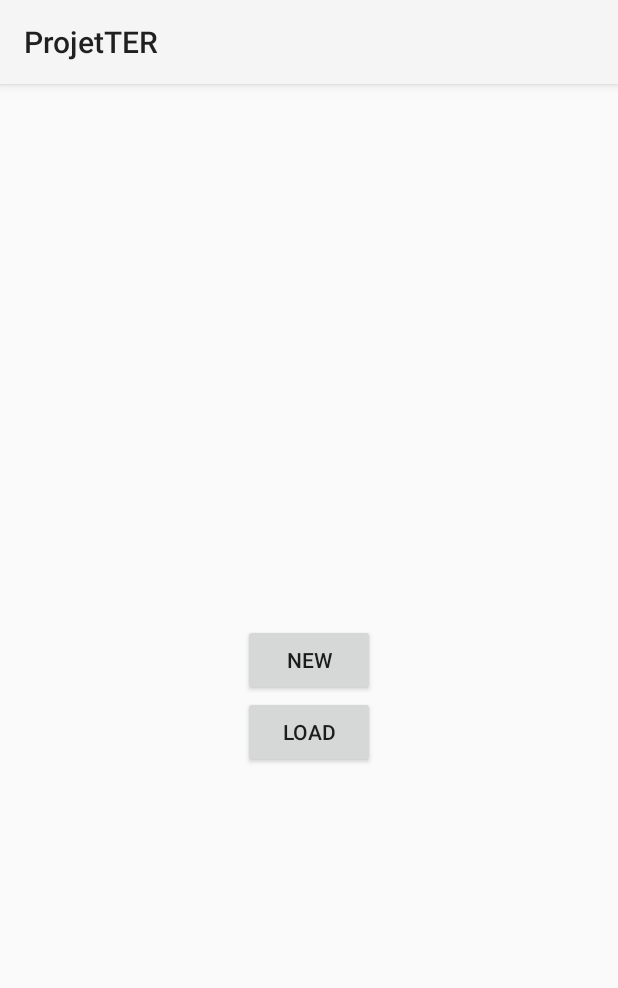
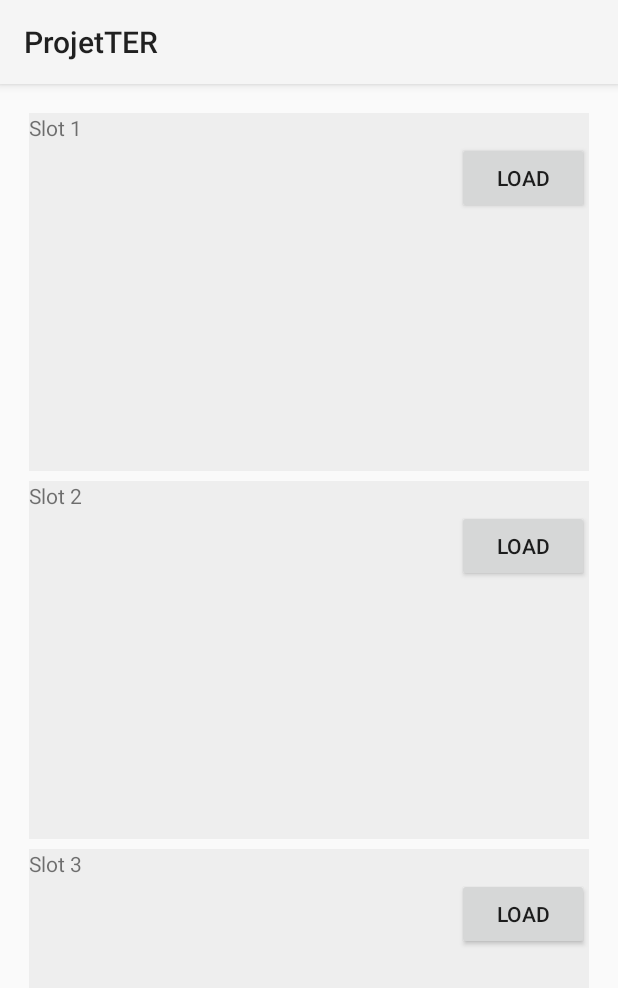
Before and after one commit to alistarle/projet-TER-M1-1, an Android app: the screen it shows after launch (MenuActivity before the commit, LoadActivity after it), after a tap on "LOAD", on a phone screen of 412 x 824 dp. Shown: the top 988 px of the screen. Run offline under Robolectric (Android 15) with nearby library versions, the phone set to English and light mode, and no system bars.

Commit message:
ui + save load beta

```diff
--- a/Android/app/build.gradle
+++ b/Android/app/build.gradle
@@ -23,4 +23,5 @@ android {
 dependencies {
     compile fileTree(include: ['*.jar'], dir: 'libs')
     compile 'com.android.support:appcompat-v7:23.0.1'
+    compile 'com.google.android.gms:play-services-appindexing:8.1.0'
 }
--- /dev/null
+++ b/Android/app/src/main/java/com/example/vladimirkarassouloff/projetter/ui/LoadActivity.java
@@ -0,0 +1,15 @@
+package com.example.vladimirkarassouloff.projetter.ui;
+
+import android.support.v7.app.AppCompatActivity;
+import android.os.Bundle;
+
+import com.example.vladimirkarassouloff.projetter.R;
+
+public class LoadActivity extends AppCompatActivity {
+
+    @Override
+    protected void onCreate(Bundle savedInstanceState) {
+        super.onCreate(savedInstanceState);
+        setContentView(R.layout.activity_load);
+    }
+}
--- a/Android/app/src/main/java/com/example/vladimirkarassouloff/projetter/ui/MenuActivity.java
+++ b/Android/app/src/main/java/com/example/vladimirkarassouloff/projetter/ui/MenuActivity.java
@@ -19,13 +19,13 @@ public class MenuActivity extends AppCompatActivity {
 
     public void newAlgo(View view) {
         Intent myIntent = new Intent(MenuActivity.this, AlgoActivity.class);
-        //myIntent.putExtra("key", value); //Optional parameters
         MenuActivity.this.startActivity(myIntent);
 
     }
 
 
     public void loadAlgo(View view) {
-        //Intent intent = new Intent(this, DisplayMessageActivity.class);
+        Intent myIntent = new Intent(MenuActivity.this, LoadActivity.class);
+        MenuActivity.this.startActivity(myIntent);
     }
 }
--- a/Android/app/src/main/java/com/example/vladimirkarassouloff/projetter/ui/myviews/AlgoView.java
+++ b/Android/app/src/main/java/com/example/vladimirkarassouloff/projetter/ui/myviews/AlgoView.java
@@ -321,4 +321,8 @@ public class AlgoView extends ScrollView {
         return algo;
     }
 
+    public LinearLayout getLl() {
+        return ll;
+    }
+
 }
--- /dev/null
+++ b/Android/app/src/main/res/layout/activity_load.xml
@@ -0,0 +1,73 @@
+<?xml version="1.0" encoding="utf-8"?>
+<LinearLayout xmlns:android="http://schemas.android.com/apk/res/android"
+    xmlns:tools="http://schemas.android.com/tools"
+    android:layout_width="match_parent"
+    android:layout_height="match_parent"
+    android:paddingBottom="@dimen/activity_vertical_margin"
+    android:paddingLeft="@dimen/activity_horizontal_margin"
+    android:paddingRight="@dimen/activity_horizontal_margin"
+    android:paddingTop="@dimen/activity_vertical_margin"
+    tools:context="com.example.vladimirkarassouloff.projetter.ui.LoadActivity"
+    android:orientation="vertical">
+
+    <LinearLayout
+        android:layout_width="match_parent"
+        android:layout_height="match_parent"
+        android:layout_weight="1"
+        android:background="#EEE"
+        android:layout_margin="3dp"
+        android:orientation="vertical"
+        >
+        <TextView
+            android:layout_width="wrap_content"
+            android:layout_height="wrap_content"
+            android:text="Slot 1"/>
+        <Button
+            android:layout_width="wrap_content"
+            android:layout_height="wrap_content"
+            android:text="load"
+            android:layout_gravity="right" />
+
+
+    </LinearLayout>
+    <LinearLayout
+        android:layout_width="match_parent"
+        android:layout_height="match_parent"
+        android:layout_weight="1"
+        android:background="#EEE"
+        android:layout_margin="3dp"
+        android:orientation="vertical"
+        >
+        <TextView
+            android:layout_width="wrap_content"
+            android:layout_height="wrap_content"
+            android:text="Slot 2"/>
+        <Button
+            android:layout_width="wrap_content"
+            android:layout_height="wrap_content"
+            android:text="load"
+            android:layout_gravity="right" />
+
+
+    </LinearLayout>
+    <LinearLayout
+        android:layout_width="match_parent"
+        android:layout_height="match_parent"
+        android:layout_weight="1"
+        android:background="#EEE"
+        android:layout_margin="3dp"
+        android:orientation="vertical"
+        >
+        <TextView
+            android:layout_width="wrap_content"
+            android:layout_height="wrap_content"
+            android:text="Slot 3"/>
+        <Button
+            android:layout_width="wrap_content"
+            android:layout_height="wrap_content"
+            android:text="load"
+            android:layout_gravity="right" />
+
+
+    </LinearLayout>
+</LinearLayout>
--- a/Android/app/src/main/res/layout/activity_menu.xml
+++ b/Android/app/src/main/res/layout/activity_menu.xml
@@ -8,6 +8,7 @@
     android:paddingRight="@dimen/activity_horizontal_margin"
     android:paddingTop="@dimen/activity_vertical_margin"
     tools:context="com.example.vladimirkarassouloff.projetter.ui.MenuActivity">
+
 
     <Button
         android:layout_width="wrap_content"
```
Also changed, not shown: Android/app/src/main/AndroidManifest.xml (+11 -7 lines), Android/app/src/main/java/com/example/vladimirkarassouloff/projetter/ui/AlgoActivity.java (+122 -46 lines), Android/app/src/main/res/layout/activity_algo.xml (+7 -5 lines), Android/app/src/main/res/layout/element_menu.xml (added, +9 -0 lines), 2 other files.
